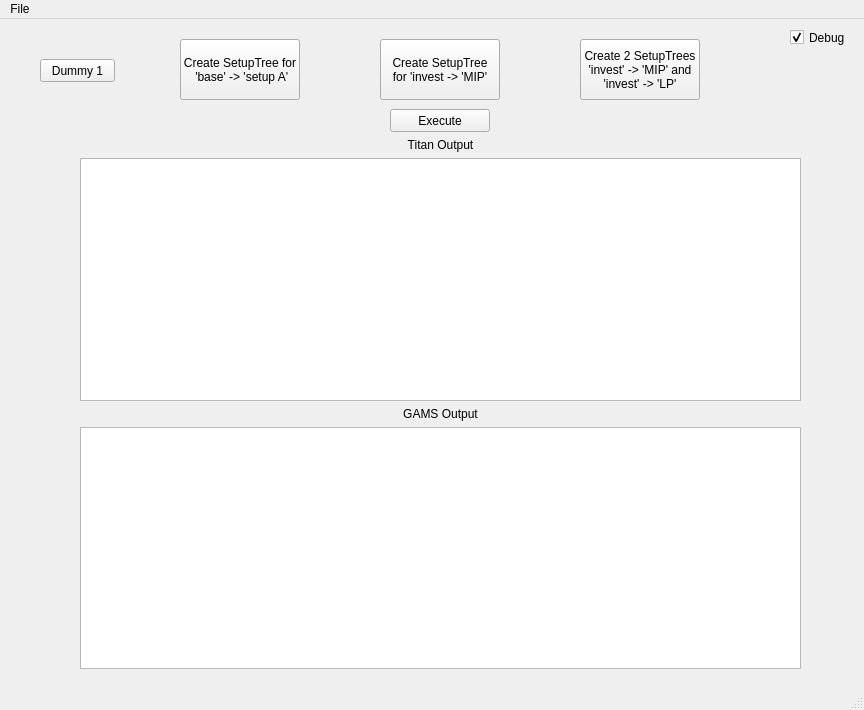
Qt form titan/ui/main.ui (Fijishi-Enterprises/GENO-Energy-Optimization) before a commit.
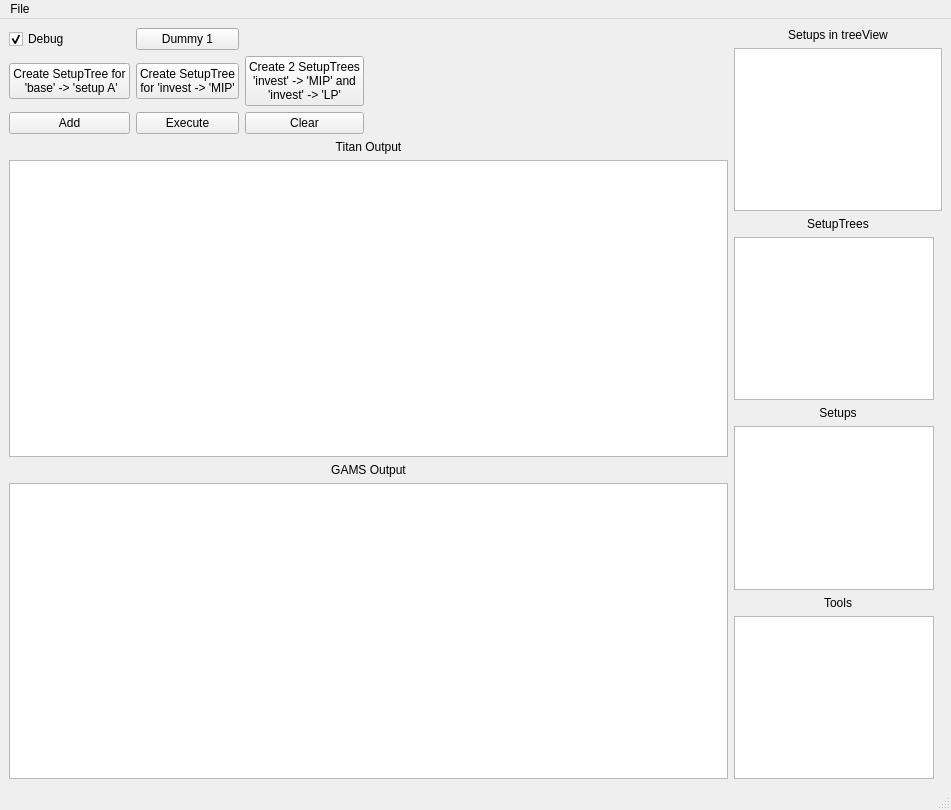
The same form after that commit.

Commit message: PyQt model/view implemented for Setups. Setups are now integrated into GUI.

The edit to the form file:
```diff
--- a/titan/ui/main.ui
+++ b/titan/ui/main.ui
@@ -6,8 +6,8 @@
    <rect>
     <x>0</x>
     <y>0</y>
-    <width>864</width>
-    <height>710</height>
+    <width>951</width>
+    <height>810</height>
    </rect>
   </property>
   <property name="minimumSize">
@@ -20,136 +20,216 @@
    <string>Sceleton Titan</string>
   </property>
   <widget class="QWidget" name="centralwidget">
-   <widget class="QCheckBox" name="checkBox_debug">
-    <property name="geometry">
-     <rect>
-      <x>790</x>
-      <y>10</y>
-      <width>70</width>
-      <height>17</height>
-     </rect>
-    </property>
-    <property name="text">
-     <string>Debug</string>
-    </property>
-    <property name="checked">
-     <bool>true</bool>
-    </property>
-   </widget>
-   <widget class="QPushButton" name="pushButton_execute">
-    <property name="geometry">
-     <rect>
-      <x>390</x>
-      <y>90</y>
-      <width>100</width>
-      <height>23</height>
-     </rect>
-    </property>
-    <property name="text">
-     <string>Execute</string>
-    </property>
-   </widget>
-   <widget class="QWidget" name="verticalLayoutWidget">
-    <property name="geometry">
-     <rect>
-      <x>80</x>
-      <y>119</y>
-      <width>721</width>
-      <height>531</height>
-     </rect>
-    </property>
-    <layout class="QVBoxLayout" name="verticalLayout">
-     <item>
-      <widget class="QLabel" name="label">
-       <property name="text">
-        <string>Titan Output</string>
-       </property>
-       <property name="alignment">
-        <set>Qt::AlignCenter</set>
-       </property>
-      </widget>
-     </item>
-     <item>
-      <widget class="QTextBrowser" name="textBrowser_main"/>
-     </item>
-     <item>
-      <widget class="QLabel" name="label_2">
-       <property name="text">
-        <string>GAMS Output</string>
-       </property>
-       <property name="alignment">
-        <set>Qt::AlignCenter</set>
-       </property>
-      </widget>
-     </item>
-     <item>
-      <widget class="QTextBrowser" name="textBrowser_process_output"/>
-     </item>
-    </layout>
-   </widget>
-   <widget class="QPushButton" name="pushButton_create_setuptree_1">
-    <property name="geometry">
-     <rect>
-      <x>180</x>
-      <y>20</y>
-      <width>120</width>
-      <height>61</height>
-     </rect>
-    </property>
-    <property name="text">
-     <string>Create SetupTree for
+   <layout class="QGridLayout" name="gridLayout">
+    <item row="0" column="0">
+     <layout class="QGridLayout" name="gridLayout_2">
+      <item row="3" column="0">
+       <widget class="QPushButton" name="pushButton_add">
+        <property name="text">
+         <string>Add</string>
+        </property>
+       </widget>
+      </item>
+      <item row="0" column="0">
+       <widget class="QCheckBox" name="checkBox_debug">
+        <property name="text">
+         <string>Debug</string>
+        </property>
+        <property name="checked">
+         <bool>true</bool>
+        </property>
+       </widget>
+      </item>
+      <item row="3" column="1">
+       <widget class="QPushButton" name="pushButton_execute">
+        <property name="text">
+         <string>Execute</string>
+        </property>
+       </widget>
+      </item>
+      <item row="2" column="0">
+       <widget class="QPushButton" name="pushButton_create_setuptree_1">
+        <property name="text">
+         <string>Create SetupTree for
  'base' -&gt; 'setup A'</string>
-    </property>
-   </widget>
-   <widget class="QPushButton" name="pushButton_dummy1">
-    <property name="geometry">
-     <rect>
-      <x>40</x>
-      <y>40</y>
-      <width>75</width>
-      <height>23</height>
-     </rect>
-    </property>
-    <property name="text">
-     <string>Dummy 1</string>
-    </property>
-   </widget>
-   <widget class="QPushButton" name="pushButton_create_setuptree_2">
-    <property name="geometry">
-     <rect>
-      <x>380</x>
-      <y>20</y>
-      <width>120</width>
-      <height>61</height>
-     </rect>
-    </property>
-    <property name="text">
-     <string>Create SetupTree 
+        </property>
+       </widget>
+      </item>
+      <item row="2" column="1">
+       <widget class="QPushButton" name="pushButton_create_setuptree_2">
+        <property name="text">
+         <string>Create SetupTree 
 for 'invest -&gt; 'MIP'</string>
-    </property>
-   </widget>
-   <widget class="QPushButton" name="pushButton_create_setuptree_3">
-    <property name="geometry">
-     <rect>
-      <x>580</x>
-      <y>20</y>
-      <width>120</width>
-      <height>61</height>
-     </rect>
-    </property>
-    <property name="text">
-     <string>Create 2 SetupTrees
+        </property>
+       </widget>
+      </item>
+      <item row="2" column="2">
+       <widget class="QPushButton" name="pushButton_create_setuptree_3">
+        <property name="text">
+         <string>Create 2 SetupTrees
 'invest' -&gt; 'MIP' and
 'invest' -&gt; 'LP'</string>
-    </property>
-   </widget>
+        </property>
+       </widget>
+      </item>
+      <item row="3" column="2">
+       <widget class="QPushButton" name="pushButton_clear_listview">
+        <property name="text">
+         <string>Clear</string>
+        </property>
+       </widget>
+      </item>
+      <item row="2" column="3">
+       <spacer name="horizontalSpacer_2">
+        <property name="orientation">
+         <enum>Qt::Horizontal</enum>
+        </property>
+        <property name="sizeHint" stdset="0">
+         <size>
+          <width>40</width>
+          <height>20</height>
+         </size>
+        </property>
+       </spacer>
+      </item>
+      <item row="0" column="1">
+       <widget class="QPushButton" name="pushButton_dummy1">
+        <property name="text">
+         <string>Dummy 1</string>
+        </property>
+       </widget>
+      </item>
+     </layout>
+    </item>
+    <item row="0" column="1" rowspan="2">
+     <layout class="QVBoxLayout" name="verticalLayout_2">
+      <item>
+       <widget class="QLabel" name="label_6">
+        <property name="text">
+         <string>Setups in treeView</string>
+        </property>
+        <property name="alignment">
+         <set>Qt::AlignCenter</set>
+        </property>
+       </widget>
+      </item>
+      <item>
+       <widget class="QTreeView" name="treeView_setups"/>
+      </item>
+      <item>
+       <widget class="QLabel" name="label_3">
+        <property name="text">
+         <string>SetupTrees</string>
+        </property>
+        <property name="alignment">
+         <set>Qt::AlignCenter</set>
+        </property>
+       </widget>
+      </item>
+      <item>
+       <widget class="QListView" name="listView_setuptrees">
+        <property name="maximumSize">
+         <size>
+          <width>200</width>
+          <height>16777215</height>
+         </size>
+        </property>
+       </widget>
+      </item>
+      <item>
+       <widget class="QLabel" name="label_4">
+        <property name="text">
+         <string>Setups</string>
+        </property>
+        <property name="alignment">
+         <set>Qt::AlignCenter</set>
+        </property>
+       </widget>
+      </item>
+      <item>
+       <widget class="QListView" name="listView_setups">
+        <property name="maximumSize">
+         <size>
+          <width>200</width>
+          <height>16777215</height>
+         </size>
+        </property>
+       </widget>
+      </item>
+      <item>
+       <widget class="QLabel" name="label_5">
+        <property name="text">
+         <string>Tools</string>
+        </property>
+        <property name="alignment">
+         <set>Qt::AlignCenter</set>
+        </property>
+       </widget>
+      </item>
+      <item>
+       <widget class="QListView" name="listView_tools">
+        <property name="maximumSize">
+         <size>
+          <width>200</width>
+          <height>16777215</height>
+         </size>
+        </property>
+       </widget>
+      </item>
+     </layout>
+    </item>
+    <item row="1" column="0">
+     <layout class="QVBoxLayout" name="verticalLayout">
+      <item>
+       <widget class="QLabel" name="label">
+        <property name="text">
+         <string>Titan Output</string>
+        </property>
+        <property name="alignment">
+         <set>Qt::AlignCenter</set>
+        </property>
+       </widget>
+      </item>
+      <item>
+       <widget class="QTextBrowser" name="textBrowser_main">
+        <property name="minimumSize">
+         <size>
+          <width>719</width>
+          <height>0</height>
+         </size>
+        </property>
+       </widget>
+      </item>
+      <item>
+       <widget class="QLabel" name="label_2">
+        <property name="text">
+         <string>GAMS Output</string>
+        </property>
+        <property name="alignment">
+         <set>Qt::AlignCenter</set>
+        </property>
+       </widget>
+      </item>
+      <item>
+       <widget class="QTextBrowser" name="textBrowser_process_output">
+        <property name="minimumSize">
+         <size>
+          <width>719</width>
+          <height>0</height>
+         </size>
+        </property>
+       </widget>
+      </item>
+     </layout>
+    </item>
+   </layout>
   </widget>
   <widget class="QMenuBar" name="menubar">
    <property name="geometry">
     <rect>
      <x>0</x>
      <y>0</y>
-     <width>864</width>
+     <width>951</width>
      <height>21</height>
     </rect>
    </property>
```
The commit also changes 3 other files.
